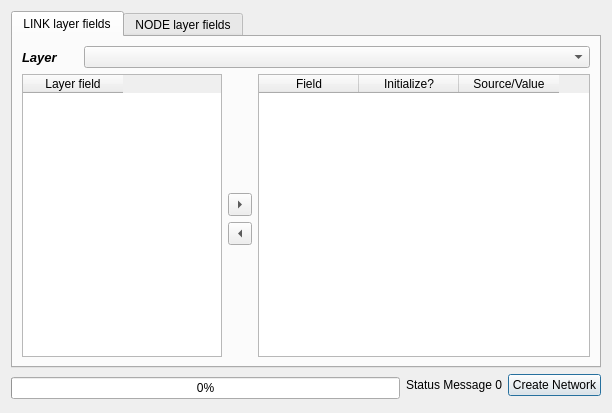
Old version of the form project_procedures/forms/ui_transponet_construction.ui in the repository AequilibraE/qaequilibrae.
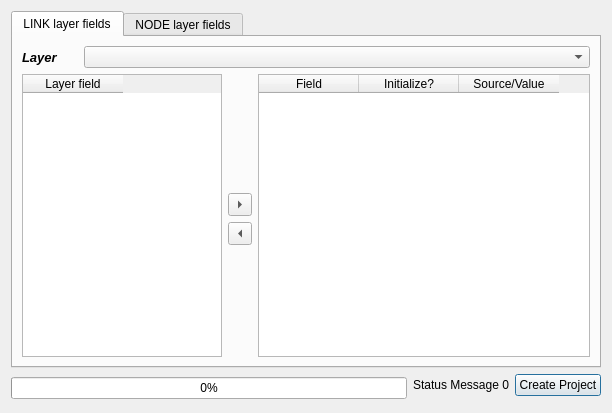
New version of the form. Custom widgets are drawn as their Qt base class.

The edit to the form file:
```diff
--- a/project_procedures/forms/ui_transponet_construction.ui
+++ b/project_procedures/forms/ui_transponet_construction.ui
@@ -311,7 +311,7 @@
    <item row="1" column="2">
     <widget class="QPushButton" name="but_create_network_file">
      <property name="text">
-      <string>Create Network</string>
+      <string>Create Project</string>
      </property>
     </widget>
    </item>
```
